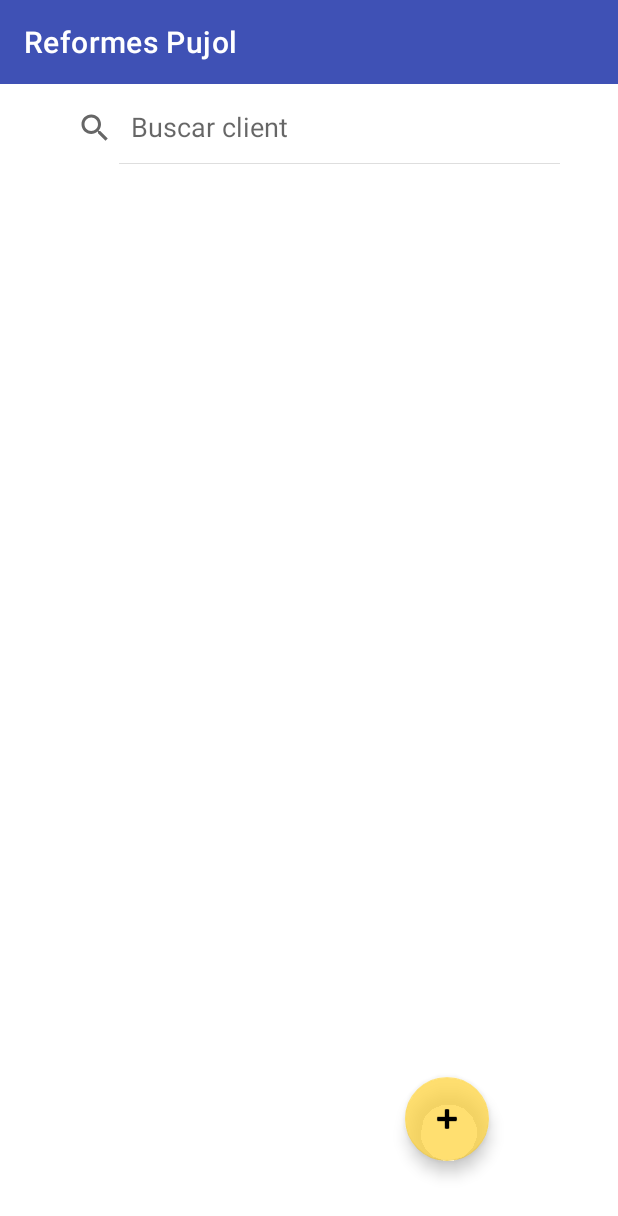
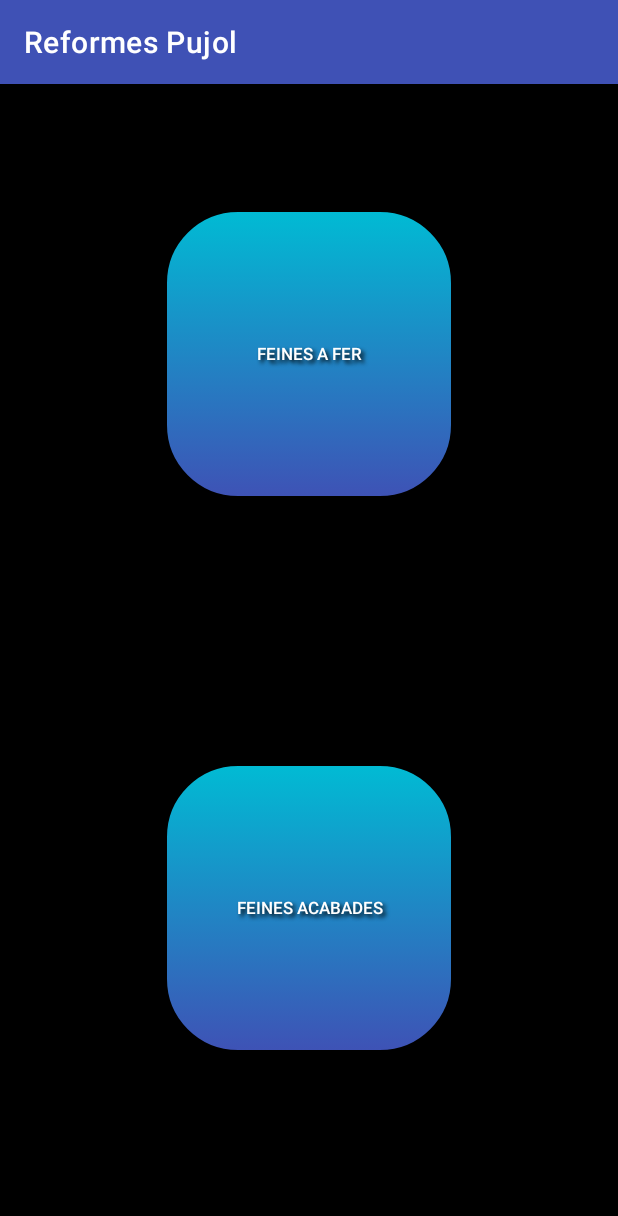
Before and after one commit to jailet84c/reformes_pujol, an Android app: the screen it shows after launch (Feines before the commit, EscollirTiposFeina after it), after a tap on "FEINES", on a phone screen of 412 x 824 dp. Shown: the top 1216 px of the screen. Run offline under Robolectric (Android 15) with nearby library versions, the phone set to English and light mode, and no system bars.

Commit message:
actualizar commit

```diff
--- a/app/src/main/AndroidManifest.xml
+++ b/app/src/main/AndroidManifest.xml
@@ -38,7 +38,8 @@
         <activity android:name=".Campings" />
         <activity android:name=".agregarNouClient" />
         <activity android:name=".ClientDetall" />
-        <activity android:name=".EscollirFotoGaleria" />
+        <activity android:name=".EscollirTiposFeina" />
+        <activity android:name=".FeinesPendents" />
         <activity android:name=".LListaPressupostos" />
         <activity
             android:name=".Pressupostos"
--- a/app/src/main/java/Utilidades.kt
+++ /dev/null
@@ -1,2 +0,0 @@
-class Utilidades {
-}
--- /dev/null
+++ b/app/src/main/java/com/reformespujol/EscollirTiposFeina.kt
@@ -0,0 +1,31 @@
+package com.reformespujol
+
+import android.content.Intent
+import androidx.appcompat.app.AppCompatActivity
+import android.os.Bundle
+import android.widget.Button
+
+class EscollirTiposFeina : AppCompatActivity() {
+    override fun onCreate(savedInstanceState: Bundle?) {
+        super.onCreate(savedInstanceState)
+        setContentView(R.layout.activity_escollir_tipos_feina)
+
+        setSupportActionBar(findViewById(R.id.toolbar))
+
+        val btfeinesafer = findViewById<Button>(R.id.feinesafer)
+        val btfeinesacabades = findViewById<Button>(R.id.feinesacabades)
+
+        btfeinesafer.setOnClickListener { feinesAFer() }
+        btfeinesacabades.setOnClickListener { feinesAcabades() }
+    }
+
+    private fun feinesAcabades() {
+        val intentFacab = Intent(this, Feines::class.java)
+        startActivity(intentFacab)
+    }
+
+    private fun feinesAFer() {
+        val intentFaF = Intent(this, FeinesPendents::class.java)
+        startActivity(intentFaF)
+    }
+}
--- a/app/src/main/java/com/reformespujol/MainActivity.kt
+++ b/app/src/main/java/com/reformespujol/MainActivity.kt
@@ -63,7 +63,7 @@ class MainActivity : AppCompatActivity() {
     }
 
     private fun obrirFeines() {
-        val intent = Intent(this, Feines::class.java)
+        val intent = Intent(this, EscollirTiposFeina::class.java)
         startActivity(intent)
     }
 }
--- a/app/src/main/java/com/reformespujol/PressupostNou.kt
+++ b/app/src/main/java/com/reformespujol/PressupostNou.kt
@@ -56,7 +56,7 @@ class PressupostNou : AppCompatActivity() {
             etdataprenou!!.text.toString().trim(),
             etnomprenou!!.text.toString().trim(),
             ettelefonnou!!.text.toString().trim(),
-            etconceptenou!!.text.toString(),
+            etconceptenou!!.text.toString().trim(),
             etnumeros!!.text.toString().trim(),
             ettotalivanou!!.text.toString().trim(),
             etpreutotalnou!!.text.toString().trim())
--- /dev/null
+++ b/app/src/main/res/layout/activity_escollir_tipos_feina.xml
@@ -0,0 +1,55 @@
+<?xml version="1.0" encoding="utf-8"?>
+<androidx.constraintlayout.widget.ConstraintLayout xmlns:android="http://schemas.android.com/apk/res/android"
+    xmlns:app="http://schemas.android.com/apk/res-auto"
+    xmlns:tools="http://schemas.android.com/tools"
+    android:layout_width="match_parent"
+    android:layout_height="match_parent"
+    android:background="#000000"
+    tools:context=".EscollirTiposFeina">
+
+    <androidx.appcompat.widget.Toolbar
+        android:id="@+id/toolbar"
+        android:layout_width="match_parent"
+        android:layout_height="wrap_content"
+        android:background="#3F51B5"
+        app:layout_constraintEnd_toEndOf="parent"
+        app:layout_constraintStart_toStartOf="parent"
+        app:layout_constraintTop_toTopOf="parent"
+        app:theme="@style/ThemeOverlay.AppCompat.Dark.ActionBar"
+        tools:ignore="MissingConstraints" />
+
+    <androidx.appcompat.widget.AppCompatButton
+        android:id="@+id/feinesafer"
+        android:layout_width="200sp"
+        android:layout_height="200sp"
+        android:layout_marginTop="80dp"
+        android:background="@drawable/botorodo"
+        android:shadowColor="#000000"
+        android:shadowDx="3"
+        android:shadowDy="3"
+        android:shadowRadius="3"
+        android:text="@string/feines_a_fer"
+        android:textColor="@color/white"
+        android:textSize="11sp"
+        app:layout_constraintEnd_toEndOf="parent"
+        app:layout_constraintStart_toStartOf="parent"
+        app:layout_constraintTop_toBottomOf="@+id/toolbar" />
+
+    <androidx.appcompat.widget.AppCompatButton
+        android:id="@+id/feinesacabades"
+        android:layout_width="200sp"
+        android:layout_height="200sp"
+        android:layout_marginTop="50dp"
+        android:background="@drawable/botorodo"
+        android:shadowColor="#000000"
+        android:shadowDx="3"
+        android:shadowDy="3"
+        android:shadowRadius="3"
+        android:text="@string/feines_acabades"
+        android:textColor="@color/white"
+        android:textSize="11sp"
+        app:layout_constraintBottom_toBottomOf="parent"
+        app:layout_constraintEnd_toEndOf="parent"
+        app:layout_constraintStart_toStartOf="parent"
+        app:layout_constraintTop_toBottomOf="@+id/feinesafer" />
+</androidx.constraintlayout.widget.ConstraintLayout>
--- a/app/src/main/res/layout/activity_main.xml
+++ b/app/src/main/res/layout/activity_main.xml
@@ -30,7 +30,7 @@
         android:shadowDx="3"
         android:shadowDy="3"
         android:shadowRadius="3"
-        android:text="Feines"
+        android:text="@string/feines"
         android:textColor="@color/white"
         android:textSize="11sp"
         app:layout_constraintEnd_toEndOf="parent"
--- a/app/src/main/res/layout/item_clientdetall.xml
+++ b/app/src/main/res/layout/item_clientdetall.xml
@@ -9,10 +9,8 @@
         android:id="@+id/icondetall"
         android:layout_width="150sp"
         android:layout_height="150sp"
-        android:layout_marginStart="10dp"
-        android:layout_marginTop="10dp"
-        android:layout_marginEnd="10dp"
-        android:layout_marginBottom="10dp"
+        android:layout_marginStart="1sp"
+        android:layout_marginEnd="1sp"
         android:contentDescription="@string/todo5"
         app:layout_constraintBottom_toBottomOf="parent"
         app:layout_constraintEnd_toEndOf="parent"
--- a/app/src/main/res/layout/pressupostos.xml
+++ b/app/src/main/res/layout/pressupostos.xml
@@ -132,7 +132,7 @@
             android:textStyle="bold" />
 
         <EditText
-            android:id="@+id/etData"
+            android:id="@+id/etDataP"
             android:layout_width="80sp"
             android:layout_height="wrap_content"
             android:layout_gravity="start|top"
--- a/app/src/main/res/values/strings.xml
+++ b/app/src/main/res/values/strings.xml
@@ -48,5 +48,10 @@
     <string name="veurepressupost">veurePressupost</string>
     <string name="veurefeina">veureFeina</string>
     <string name="tlf">Tlf :</string>
+    <string name="feines_a_fer">Feines a fer</string>
+    <string name="feines">Feines</string>
+    <string name="feines_acabades">Feines acabades</string>
+    <string name="feina_a_fer">Feina a fer</string>
+    <string name="feina_feta">Feina feta</string>
 
 </resources>
--- a/build.gradle
+++ b/build.gradle
@@ -6,7 +6,7 @@ buildscript {
         mavenCentral()
     }
     dependencies {
-        classpath 'com.android.tools.build:gradle:4.2.1'
+        classpath 'com.android.tools.build:gradle:4.2.2'
         classpath "org.jetbrains.kotlin:kotlin-gradle-plugin:$kotlin_version"
         classpath 'com.google.gms:google-services:4.3.8'
 
```
Also changed, not shown: app/src/main/java/com/reformespujol/ClientDetall.kt (+16 -26 lines), app/src/main/java/com/reformespujol/FeinesPendents.kt (added, +182 -0 lines), app/src/main/java/com/reformespujol/Pressupostos.kt (+9 -7 lines), app/src/main/java/com/reformespujol/agregarNouClient.kt (+28 -3 lines), app/src/main/res/layout/activity_agregar_nou_client.xml (+13 -3 lines), app/src/main/res/layout/activity_client_detall.xml (+4 -4 lines), app/src/main/res/layout/activity_feines_pendents.xml (added, +56 -0 lines), app/src/main/res/layout/casella_feinapendent.xml (added, +91 -0 lines).
